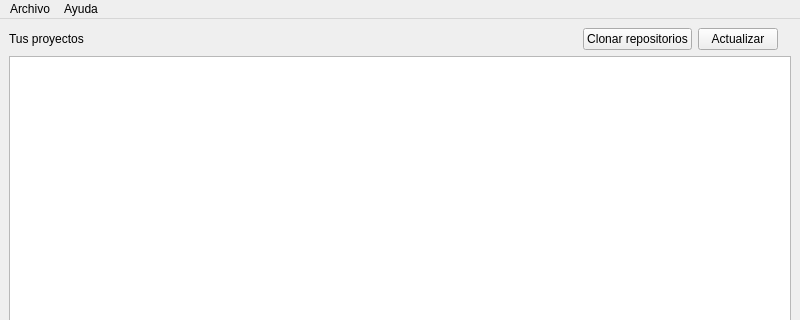
Above: main.ui from DomiTP-GIT/Git-Manager before the change; both pictures show x 0 to 800 and y 0 to 320 of the 800 by 600 pixel window. Below: the same form after it.
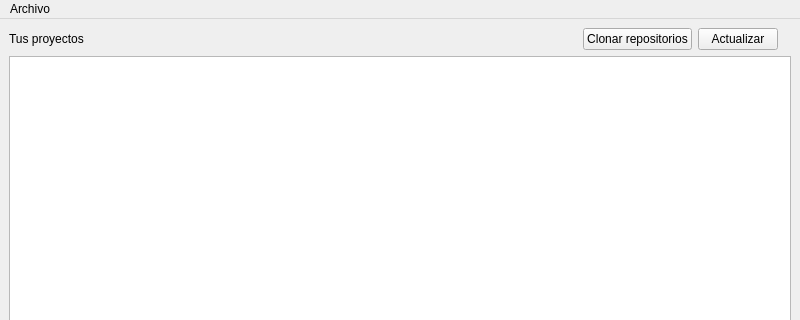
That is the form after the change. Icons and pictures are not drawn.

Diff of the .ui file:
```diff
--- a/main.ui
+++ b/main.ui
@@ -192,15 +192,11 @@
      <addaction name="actionOscuro"/>
     </widget>
     <addaction name="menuModo"/>
-   </widget>
-   <widget class="QMenu" name="menuAyuda">
-    <property name="title">
-     <string>Ayuda</string>
-    </property>
-    <addaction name="actionAcerca_de"/>
+    <addaction name="actionToken"/>
+    <addaction name="separator"/>
+    <addaction name="actionSalir"/>
    </widget>
    <addaction name="menuArchivo"/>
-   <addaction name="menuAyuda"/>
   </widget>
   <widget class="QStatusBar" name="statusbar"/>
   <action name="actionConfig">
```
Left out of the diff: 20 changed lines with no effect on the pictures.
